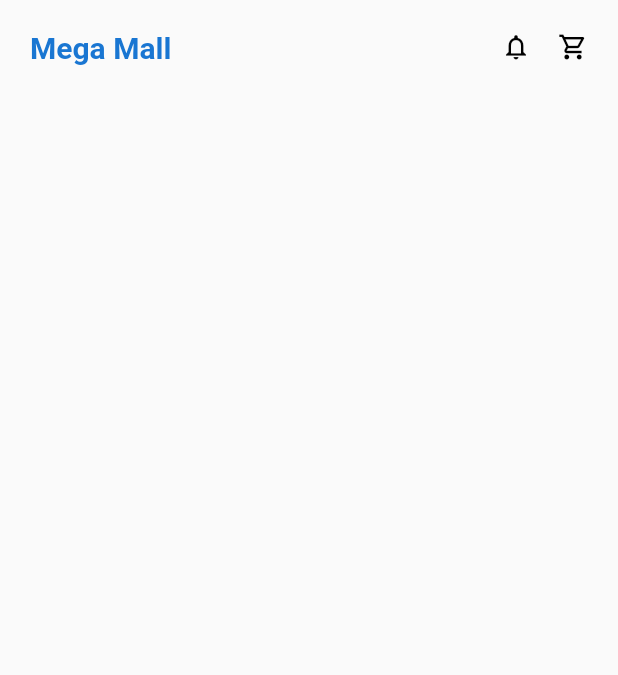
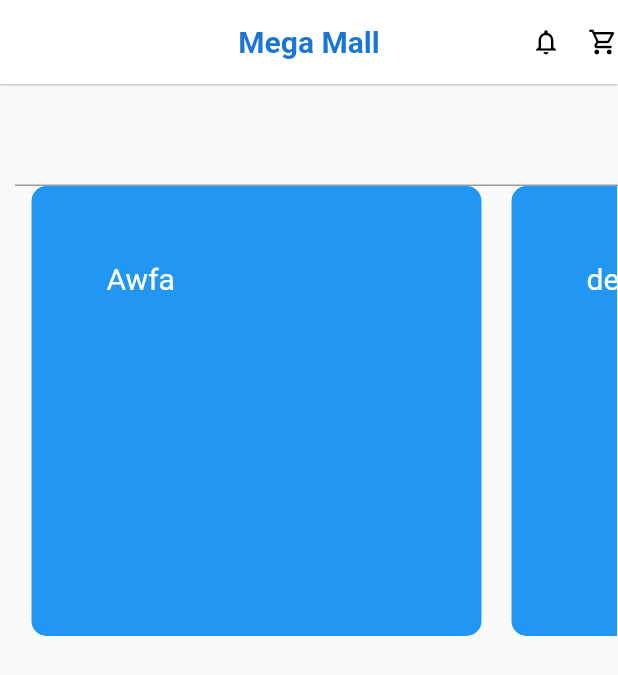
Before and after one commit to turvec/megashop_App, a Flutter app: the screen it shows after launch, on a phone screen of 412 x 824 dp. Shown: the top 675 px of the screen. Run offline on Flutter 3.47's test engine with Material 2 defaults, Android fonts, the phone set to English and light mode, and no system bars.

Commit message:
List View

```diff
--- a/lib/pages/dashboard.dart
+++ b/lib/pages/dashboard.dart
@@ -1,7 +1,7 @@
 import 'package:flutter/material.dart';
 
 class Dashboard extends StatefulWidget {
-  const Dashboard({ Key? key }) : super(key: key);
+  const Dashboard({Key? key}) : super(key: key);
 
   @override
   _DashboardState createState() => _DashboardState();
@@ -10,73 +10,111 @@ class Dashboard extends StatefulWidget {
 class _DashboardState extends State<Dashboard> {
   @override
   Widget build(BuildContext context) {
+    // return Scaffold(
+    //   body: Container(
+    //     child: Column(
+    //       children: [
+    //         Container(
+    //           padding: EdgeInsets.all(20),
+    //           child: Row(
+    //             mainAxisAlignment: MainAxisAlignment.spaceBetween,
+    //             children: [
+    //               Text(
+    //               'Mega Mall',
+    //               style: TextStyle(
+    //                 color: Colors.blue.shade700,
+    //                 fontSize: 20,
+    //                 fontWeight: FontWeight.bold
+    //                 ),
+    //               ),
+    //               Row(
+    //                 children: [
+    //                   Icon(
+    //                     Icons.notifications_outlined,
+    //                     color: Colors.black,
+    //                     size: 20,
+    //                   ),
+    //                   SizedBox(width: 18,),
+    //                   Icon(
+    //                     Icons.shopping_cart_outlined,
+    //                     color: Colors.black,
+    //                     size: 20,
+    //                   ),
+    //                 ],
+    //               )
+    //             ],
+    //           ),
+    //         ),
+    //       ],
+    //     ),
+    //   ),
+    // );
+
     return Scaffold(
-      body: Container(
-        child: Column(
-          children: [
-            Container(
-              padding: EdgeInsets.all(20),
-              child: Row(
-                mainAxisAlignment: MainAxisAlignment.spaceBetween,
-                children: [
-                  Text(
+        appBar: AppBar(
+          title: Text(
             'Mega Mall',
             style: TextStyle(
                 color: Colors.blue.shade700,
                 fontSize: 20,
-                    fontWeight: FontWeight.bold
+                fontWeight: FontWeight.bold),
           ),
-                  ),
-                  Row(
-                    children: [
+          backgroundColor: Colors.white,
+          centerTitle: true,
+          elevation: 0.5,
+          actions: [
             Icon(
               Icons.notifications_outlined,
               color: Colors.black,
               size: 20,
             ),
-                      SizedBox(width: 18,),
+            SizedBox(
+              width: 18,
+            ),
             Icon(
               Icons.shopping_cart_outlined,
               color: Colors.black,
               size: 20,
             ),
           ],
+        ),
+        body: SingleChildScrollView(
+          child: Padding(
+            padding: EdgeInsets.only(left: 10, top: 20),
+            child: Column(
+              children: [
+                Form(child: TextFormField()),
+                Container(
+                  width: 400,
+                  height: 300,
+                  child: ListView(
+                    scrollDirection: Axis.horizontal,
+                    children: [
+                      ListContainer('Awfa'),
+                      ListContainer('dey'),
+                      ListContainer('you sure'),
+                      ListContainer('I sure na'),
+                      ListContainer('Ok na'),
+                    ],
                   )
-                ],
                 ),
+                Row()
+            ]),
           ),
-          ],
-        ),
-      ),
-    );
-
-    // return Scaffold(
-    //   appBar: AppBar(
-    //     title: Text(
-    //       'Mega Mall',
-    //        style: TextStyle(
-    //         color: Colors.blue.shade700,
-    //         fontSize: 20,
-    //         fontWeight: FontWeight.bold
-    //         ),
-    //       ),
-    //     backgroundColor: Colors.white,
-    //     centerTitle: true,
-    //     elevation: 0.5,
-    //     actions: [
-    //       Icon(
-    //         Icons.notifications_outlined,
-    //         color: Colors.black,
-    //         size: 20,
-    //       ),
-    //       SizedBox(width: 18,),
-    //       Icon(
-    //         Icons.shopping_cart_outlined,
-    //         color: Colors.black,
-    //         size: 20,
-    //       ),
-    //     ],
-    //   ),
-    // );
+        ));
   }
 }
+
+Container ListContainer(String title){
+  return Container(
+    height: 200,
+    width: 300,
+    padding: EdgeInsets.all(50),
+    margin: EdgeInsets.symmetric(horizontal: 10),
+    decoration: BoxDecoration(
+      color: Colors.blue,
+      borderRadius: BorderRadius.circular(10)
+    ),
+    child: Text(title, style: TextStyle(color: Colors.white, fontSize: 20),),
+  );
+}
```
Lines whose indentation alone changed are shown as unchanged.
